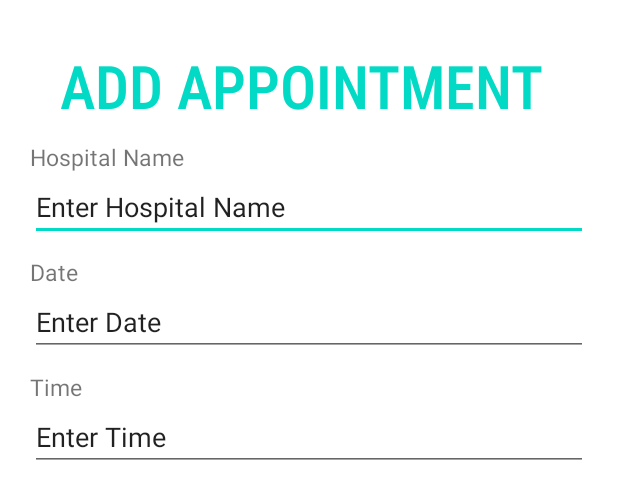
After one commit to karthika251199/Aayush, an Android app: the layout add_appointment.xml on its own in the app's theme, with its tools: preview values and no code run, on a phone screen of 412 x 824 dp. The commit adds this screen. Shown: the top 499 px of the screen. Run offline under Robolectric (Android 15) with nearby library versions, the phone set to English and light mode, and no system bars.

```diff
--- /dev/null
+++ b/app/src/main/res/layout/add_appointment.xml
@@ -0,0 +1,72 @@
+<?xml version="1.0" encoding="utf-8"?>
+<LinearLayout xmlns:android="http://schemas.android.com/apk/res/android"
+    xmlns:app="http://schemas.android.com/apk/res-auto"
+    xmlns:tools="http://schemas.android.com/tools"
+    android:layout_width="match_parent"
+    android:layout_height="match_parent"
+    android:background="#fff"
+    android:orientation="vertical"
+    android:padding="20dp"
+    tools:context=".Register">
+
+    <TextView
+        android:layout_width="wrap_content"
+        android:layout_height="wrap_content"
+        android:layout_marginLeft="20dp"
+        android:layout_marginTop="10dp"
+        android:fontFamily="sans-serif-condensed-medium"
+        android:text="ADD APPOINTMENT"
+        android:textColor="@color/colorAccent"
+        android:textSize="40sp"
+        android:transitionName="logo_text
+" />
+
+    <TextView
+        android:layout_width="match_parent"
+        android:layout_height="wrap_content"
+        android:baselineAligned="false"
+        android:layout_marginTop="10dp"
+        android:textSize="15dp"
+        android:text="Hospital Name" />
+
+    <EditText
+        android:layout_width="match_parent"
+        android:layout_height="wrap_content"
+        android:ems="10"
+        android:inputType="textPersonName"
+        android:text="Enter Hospital Name" />
+
+    <TextView
+        android:layout_width="match_parent"
+        android:layout_height="wrap_content"
+        android:baselineAligned="false"
+        android:layout_marginTop="10dp"
+        android:textSize="15dp"
+        android:text="Date" />
+
+    <EditText
+        android:layout_width="match_parent"
+        android:layout_height="wrap_content"
+        android:ems="10"
+        android:inputType="textPersonName"
+        android:text="Enter Date" />
+
+    <TextView
+        android:id="@+id/textView"
+        android:layout_width="match_parent"
+        android:layout_height="wrap_content"
+        android:baselineAligned="false"
+        android:layout_marginTop="10dp"
+        android:textSize="15dp"
+        android:text="Time" />
+
+    <EditText
+        android:id="@+id/editTextTextPersonName"
+        android:layout_width="match_parent"
+        android:layout_height="wrap_content"
+        android:ems="10"
+        android:inputType="textPersonName"
+        android:text="Enter Time" />
+
+
+</LinearLayout>
```
Also changed, not shown: app/src/main/java/com/example/aaush/AddAppointment.java (added, +15 -0 lines), app/src/main/java/com/example/aaush/HomePage.java (+12 -1 lines), app/src/main/res/layout/activity_home_page.xml (+94 -9 lines).
